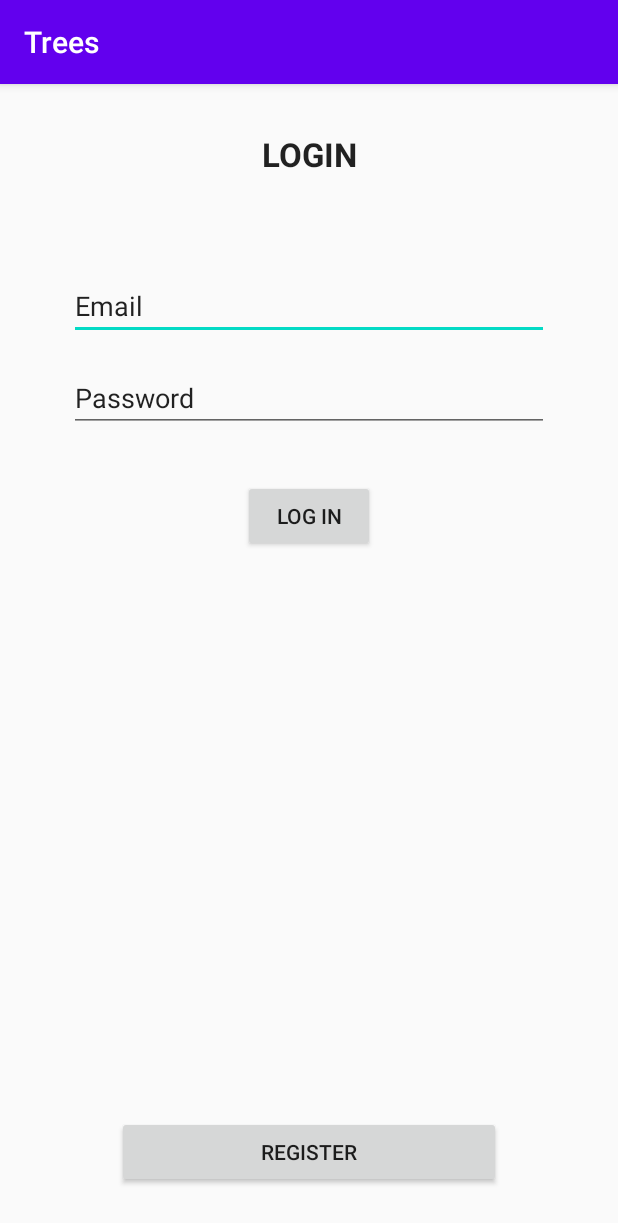
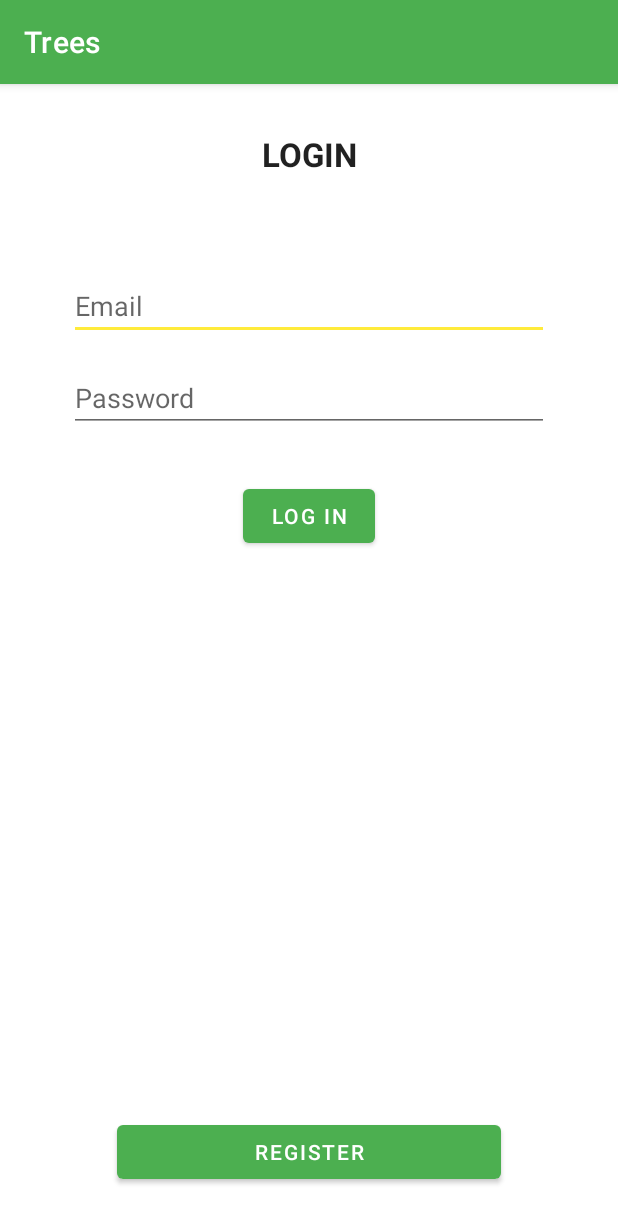
Before and after one commit to GiorgioMartino/android-trees, an Android app: the screen it shows after launch (MainActivity), on a phone screen of 412 x 824 dp. Shown: the top 1223 px of the screen. Run offline under Robolectric (Android 15) with nearby library versions, the phone set to English and light mode, and no system bars; our stand-ins replace Room's generated code.

Commit message:
Login and Register

```diff
--- a/app/src/main/java/com/gmartino/trees/MainActivity.java
+++ b/app/src/main/java/com/gmartino/trees/MainActivity.java
@@ -1,13 +1,81 @@
 package com.gmartino.trees;
 
-import android.support.v7.app.AppCompatActivity;
+import android.content.Intent;
+import androidx.appcompat.app.AppCompatActivity;
+import androidx.lifecycle.ViewModelProvider;
+
 import android.os.Bundle;
+import android.util.Log;
+import android.view.View;
+import android.widget.EditText;
+import android.widget.TextView;
+
+import com.gmartino.trees.service.UserViewModel;
+import com.gmartino.trees.entity.User;
 
 public class MainActivity extends AppCompatActivity {
 
+//    UserService userService = new UserService();
+
+//    Database database = Database.getInstance();
+
+    private static final String LOG_TAG = MainActivity.class.getSimpleName();
+
+    public static final String EXTRA_MAIL = "com.gmartino.trees.extra.MAIL";
+    public static final int TEXT_REQUEST = 1;
+
+    private EditText mailEditText;
+    private EditText passwordEditText;
+
+    private TextView errorTextView;
+
+    private UserViewModel userViewModel;
+
     @Override
     protected void onCreate(Bundle savedInstanceState) {
+        Log.d(LOG_TAG, "-------");
+        Log.d(LOG_TAG, "onCreate");
+
+        userViewModel = new ViewModelProvider(this).get(UserViewModel.class);
+
         super.onCreate(savedInstanceState);
         setContentView(R.layout.activity_main);
+
+        mailEditText = findViewById(R.id.mainEmailText);
+        passwordEditText = findViewById(R.id.mainPasswordText);
+        errorTextView = findViewById(R.id.mainErrorLabel);
+    }
+
+    public void logIn(View view) {
+        Log.d(LOG_TAG, "LOGIN Button clicked!");
+
+        errorTextView.setVisibility(View.INVISIBLE);
+
+        String mail = mailEditText.getText().toString();
+        String password = passwordEditText.getText().toString();
+
+        boolean userExists = userViewModel.checkUserExists(mail, password);
+
+        if (userExists) {
+            Log.d(LOG_TAG, "User Logged In");
+            User user = userViewModel.findUser(mail, password);
+
+            //go to home
+
+        } else {
+            Log.d(LOG_TAG, "Error during LOGIN");
+            errorTextView.setVisibility(View.VISIBLE);
+        }
+
+    }
+
+    public void registerUser(View view) {
+        Log.d(LOG_TAG, "REGISTER Button clicked!");
+
+        Intent intent = new Intent(this, SignUpActivity.class);
+        String mail = mailEditText.getText().toString();
+        intent.putExtra(EXTRA_MAIL, mail);
+        startActivityForResult(intent, TEXT_REQUEST);
+
     }
 }
--- /dev/null
+++ b/app/src/main/java/com/gmartino/trees/dao/TreeDatabase.java
@@ -0,0 +1,36 @@
+package com.gmartino.trees.dao;
+
+import android.content.Context;
+
+import androidx.room.Room;
+import androidx.room.RoomDatabase;
+
+import com.gmartino.trees.entity.User;
+
+import java.util.concurrent.ExecutorService;
+import java.util.concurrent.Executors;
+
+@androidx.room.Database(entities = {User.class}, version = 1, exportSchema = false)
+public abstract class TreeDatabase extends RoomDatabase {
+
+    public abstract UserDao userDao();
+
+    private static volatile TreeDatabase INSTANCE;
+    private static final int NUMBER_OF_THREADS = 4;
+    static final ExecutorService databaseWriteExecutor =
+            Executors.newFixedThreadPool(NUMBER_OF_THREADS);
+
+    static TreeDatabase getDatabase(final Context context) {
+        if (INSTANCE == null) {
+            synchronized (TreeDatabase.class) {
+                if (INSTANCE == null) {
+                    INSTANCE = Room.databaseBuilder(context.getApplicationContext(),
+                                    TreeDatabase.class, "tree_database")
+                            .build();
+                }
+            }
+        }
+        return INSTANCE;
+    }
+
+}
--- /dev/null
+++ b/app/src/main/java/com/gmartino/trees/dao/UserDao.java
@@ -0,0 +1,25 @@
+package com.gmartino.trees.dao;
+
+import androidx.room.Dao;
+import androidx.room.Delete;
+import androidx.room.Insert;
+import androidx.room.Query;
+
+import com.gmartino.trees.entity.User;
+
+import java.util.List;
+
+@Dao
+public interface UserDao {
+    @Query("SELECT * FROM user")
+    List<User> getAll();
+
+    @Query("SELECT * FROM user WHERE email = :email")
+    User    findByMail(String email);
+
+    @Insert
+    void insert(User user);
+
+    @Delete
+    void delete(User user);
+}
--- /dev/null
+++ b/app/src/main/java/com/gmartino/trees/dao/UserRepository.java
@@ -0,0 +1,35 @@
+package com.gmartino.trees.dao;
+
+import android.app.Application;
+import android.util.Log;
+
+import com.gmartino.trees.SignUpActivity;
+import com.gmartino.trees.entity.User;
+
+import java.util.concurrent.ExecutionException;
+
+public class UserRepository {
+
+    private static final String LOG_TAG = UserRepository.class.getSimpleName();
+
+    private UserDao userDao;
+
+    public UserRepository(Application application) {
+        TreeDatabase db = TreeDatabase.getDatabase(application);
+        userDao = db.userDao();
+    }
+
+    public void insert(User user) {
+        TreeDatabase.databaseWriteExecutor.execute(() -> userDao.insert(user));
+    }
+
+    public User findByMail(String email) {
+        try {
+            return TreeDatabase.databaseWriteExecutor.submit(() -> userDao.findByMail(email)).get();
+        } catch (ExecutionException | InterruptedException e) {
+            Log.d(LOG_TAG, "Cannot find user with mail: " + email);
+            return null;
+        }
+    }
+
+}
--- /dev/null
+++ b/app/src/main/java/com/gmartino/trees/service/UserViewModel.java
@@ -0,0 +1,41 @@
+package com.gmartino.trees.service;
+
+import android.app.Application;
+
+import androidx.annotation.NonNull;
+import androidx.lifecycle.AndroidViewModel;
+
+import com.gmartino.trees.dao.UserRepository;
+import com.gmartino.trees.entity.User;
+
+public class UserViewModel extends AndroidViewModel {
+
+    private UserRepository userRepository;
+
+        public UserViewModel(@NonNull Application application) {
+        super(application);
+        userRepository = new UserRepository(application);
+    }
+
+    public User saveUser(String username, String email, String password) {
+        User user = new User(username, email, password);
+        userRepository.insert(user);
+        return user;
+    }
+
+    public boolean checkUserExists(String email, String password) {
+        return findUser(email, password) != null;
+    }
+
+    public User findUser(String email, String password) {
+        User user = userRepository.findByMail(email);
+        if (user != null && user.getPassword().equals(password))
+            return user;
+        else
+            return null;
+    }
+
+    public boolean checkEmailExist(String mail) {
+        return userRepository.findByMail(mail) != null;
+    }
+}
--- a/app/src/main/res/layout/activity_main.xml
+++ b/app/src/main/res/layout/activity_main.xml
@@ -1,5 +1,5 @@
 <?xml version="1.0" encoding="utf-8"?>
-<android.support.constraint.ConstraintLayout xmlns:android="http://schemas.android.com/apk/res/android"
+<androidx.constraintlayout.widget.ConstraintLayout xmlns:android="http://schemas.android.com/apk/res/android"
     xmlns:app="http://schemas.android.com/apk/res-auto"
     xmlns:tools="http://schemas.android.com/tools"
     android:layout_width="match_parent"
@@ -25,7 +25,7 @@
         android:layout_marginTop="64dp"
         android:ems="15"
         android:inputType="textEmailAddress"
-        android:text="@string/main_email_label"
+        android:hint="@string/main_email_label"
         app:layout_constraintEnd_toEndOf="parent"
         app:layout_constraintStart_toStartOf="parent"
         app:layout_constraintTop_toBottomOf="@+id/mainLoginLabel"
@@ -37,8 +37,8 @@
         android:layout_height="wrap_content"
         android:layout_marginTop="16dp"
         android:ems="15"
-        android:inputType="textPersonName"
-        android:text="@string/main_password_label"
+        android:inputType="textPassword"
+        android:hint="@string/main_password_label"
         app:layout_constraintEnd_toEndOf="parent"
         app:layout_constraintStart_toStartOf="parent"
         app:layout_constraintTop_toBottomOf="@+id/mainEmailText"
@@ -52,6 +52,7 @@
         android:text="@string/main_button_login"
         app:layout_constraintEnd_toEndOf="parent"
         app:layout_constraintStart_toStartOf="parent"
+        android:onClick="logIn"
         app:layout_constraintTop_toBottomOf="@+id/mainPasswordText" />
 
     <Button
@@ -62,7 +63,23 @@
         android:text="@string/main_register_button"
         app:layout_constraintBottom_toBottomOf="parent"
         app:layout_constraintEnd_toEndOf="parent"
+        android:onClick="registerUser"
         app:layout_constraintStart_toStartOf="parent" />
 
+    <TextView
+        android:id="@+id/mainErrorLabel"
+        android:layout_width="wrap_content"
+        android:layout_height="wrap_content"
+        android:layout_marginTop="32dp"
+        android:text="@string/main_error_label"
+        android:textAppearance="@style/TextAppearance.AppCompat.Small"
+        android:textColor="#FF0000"
+        android:textSize="12sp"
+        android:textStyle="italic"
+        android:visibility="invisible"
+        app:layout_constraintEnd_toEndOf="parent"
+        app:layout_constraintStart_toStartOf="parent"
+        app:layout_constraintTop_toBottomOf="@+id/mainLoginButton" />
 
-</android.support.constraint.ConstraintLayout>
+
+</androidx.constraintlayout.widget.ConstraintLayout>
--- a/app/src/main/res/values/strings.xml
+++ b/app/src/main/res/values/strings.xml
@@ -9,4 +9,6 @@
     <string name="signup_email_label">Email</string>
     <string name="signup_password_label">Password</string>
     <string name="signup_confirm_button">Confirm</string>
+    <string name="main_error_label">Error. Check Email or Password.</string>
+    <string name="signup_error_label">Email already in use.</string>
 </resources>
--- a/app/src/main/res/values/themes.xml
+++ b/app/src/main/res/values/themes.xml
@@ -1,10 +1,19 @@
 <resources xmlns:tools="http://schemas.android.com/tools">
     <!-- Base application theme. -->
-    <style name="Theme.Trees" parent="Theme.AppCompat.Light.DarkActionBar">
+    <style name="Theme.Trees" parent="Theme.MaterialComponents.Light.DarkActionBar">
         <!-- Primary brand color. -->
-        <item name="colorPrimary">@color/purple_500</item>
-        <item name="colorPrimaryDark">@color/purple_700</item>
-        <item name="colorAccent">@color/teal_200</item>
+        <item name="colorPrimary">#4CAF50</item>
+        <item name="colorPrimaryDark">#3F51B5</item>
+        <item name="colorAccent">#FFEB3B</item>
         <!-- Customize your theme here. -->
     </style>
+
+    <style name="word_title">
+        <item name="android:layout_width">match_parent</item>
+        <item name="android:layout_marginBottom">8dp</item>
+        <item name="android:paddingLeft">8dp</item>
+        <item name="android:background">@android:color/holo_orange_light</item>
+        <item name="android:textAppearance">@android:style/TextAppearance.Large</item>
+    </style>
+
 </resources>
--- a/gradle.properties
+++ b/gradle.properties
@@ -15,3 +15,6 @@ org.gradle.jvmargs=-Xmx2048m -Dfile.encoding=UTF-8
 # resources declared in the library itself and none from the library's dependencies,
 # thereby reducing the size of the R class for that library
 android.nonTransitiveRClass=true
+android.useAndroidX=true
+android.enableJetifier=true
+org.gradle.unsafe.configuration-cache=true
```
Also changed, not shown: app/build.gradle (+25 -5 lines), app/src/main/java/com/gmartino/trees/SignUpActivity.java (+51 -1 lines), app/src/main/java/com/gmartino/trees/entity/User.java (added, +53 -0 lines), app/src/main/res/layout/activity_sign_up.xml (+20 -4 lines), 1 other file.
